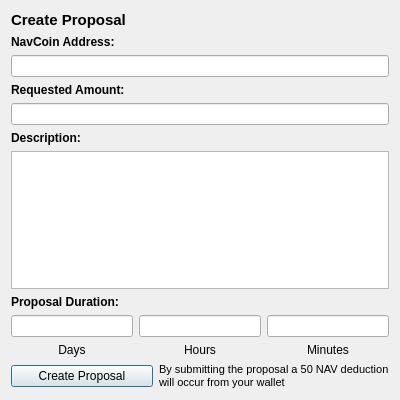
Old version of the form src/qt/forms/communityfundcreateproposaldialog.ui in the repository navcoin/navcoin-core.
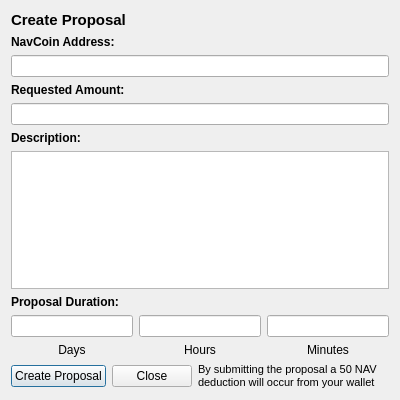
New version of the form. Custom widgets are drawn as their Qt base class.

Commit message: started proposal/payment request button hooks

The edit to the form file:
```diff
--- a/src/qt/forms/communityfundcreateproposaldialog.ui
+++ b/src/qt/forms/communityfundcreateproposaldialog.ui
@@ -179,6 +179,13 @@
          </property>
         </widget>
        </item>
+       <item>
+        <widget class="QPushButton" name="pushButtonClose">
+         <property name="text">
+          <string>Close</string>
+         </property>
+        </widget>
+       </item>
        <item>
         <widget class="QLabel" name="labelWarning">
          <property name="font">
@@ -201,17 +208,17 @@
   </layout>
  </widget>
  <customwidgets>
-  <customwidget>
-   <class>QValidatedLineEdit</class>
-   <extends>QLineEdit</extends>
-   <header>qvalidatedlineedit.h</header>
-  </customwidget>
   <customwidget>
    <class>NavCoinAmountField</class>
    <extends>QLineEdit</extends>
    <header>navcoinamountfield.h</header>
    <container>1</container>
   </customwidget>
+  <customwidget>
+   <class>QValidatedLineEdit</class>
+   <extends>QLineEdit</extends>
+   <header>qvalidatedlineedit.h</header>
+  </customwidget>
  </customwidgets>
  <resources/>
  <connections/>
```
The commit also changes 5 other files.
